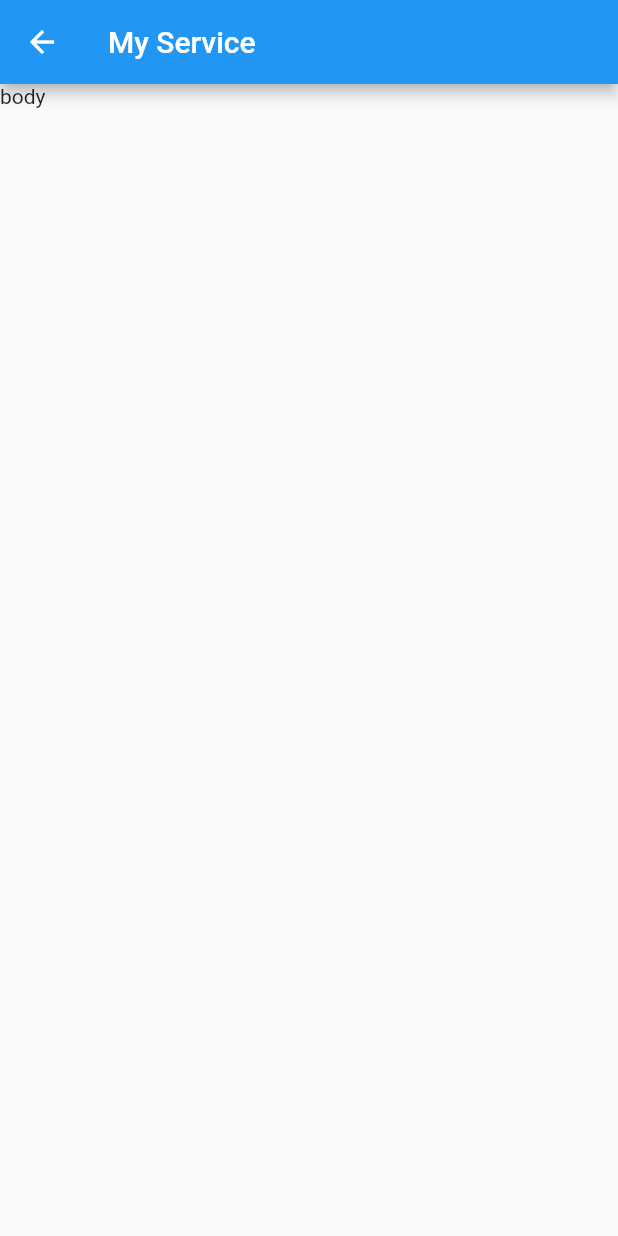
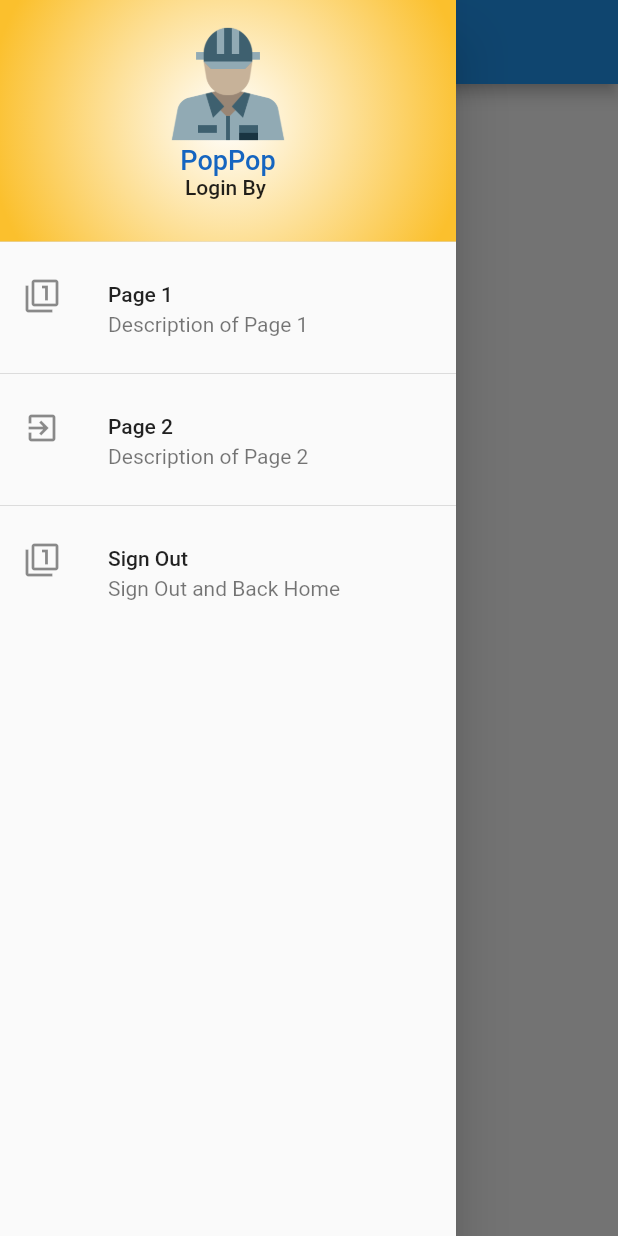
Before and after one commit to sarat999/Poppop, a Flutter app: the MyService screen opened directly, with the side drawer open (before the commit the screen has no drawer), on a phone screen of 412 x 824 dp. Run offline on Flutter 3.47's test engine with Material 2 defaults, Android fonts, the phone set to English and light mode, and no system bars; our stand-ins replace firebase_auth; accounts and stored records are empty.

Commit message:
Sign Out Success

```diff
--- a/lib/screens/my_service.dart
+++ b/lib/screens/my_service.dart
@@ -1,4 +1,6 @@
+import 'package:firebase_auth/firebase_auth.dart';
 import 'package:flutter/material.dart';
+import 'package:poppop/screens/home.dart';
 
 class MyService extends StatefulWidget {
   @override
@@ -6,12 +8,132 @@ class MyService extends StatefulWidget {
 }
 
 class _MyServiceState extends State<MyService> {
+  //Field
+  String login = '...';
+
+  //Method
+  @override
+  void initState() {
+    super.initState();
+    findDisplayName();
+  }
+
+  Widget menuPage1() {
+    return ListTile(
+      leading: Icon(Icons.filter_1),
+      title: Text('Page 1'),
+      subtitle: Text('Description of Page 1'),
+      onTap: () {
+        Navigator.of(context).pop();
+      },
+    );
+  }
+
+  Widget menuPage2() {
+    return ListTile(
+      leading: Icon(Icons.exit_to_app),
+      title: Text('Page 2'),
+      subtitle: Text('Description of Page 2'),
+      onTap: () {
+        Navigator.of(context).pop();
+      },
+    );
+  }
+
+  Widget menuSignOut() {
+    return ListTile(
+      leading: Icon(Icons.filter_1),
+      title: Text('Sign Out'),
+      subtitle: Text('Sign Out and Back Home'),
+      onTap: () {
+        Navigator.of(context).pop();
+        processSignOut();
+      },
+    );
+  }
+
+  Future<void> processSignOut() async {
+    FirebaseAuth firebaseAuth = FirebaseAuth.instance;
+    await firebaseAuth.signOut().then((resoponse) {
+      MaterialPageRoute materialPageRoute =
+          MaterialPageRoute(builder: (BuildContext context) {
+        return Home();
+      });
+      Navigator.of(context).pushAndRemoveUntil(materialPageRoute, (Route<dynamic> route){return false;});
+    });
+  }
+
+  Future<void> findDisplayName() async {
+    FirebaseAuth firebaseAuth = FirebaseAuth.instance;
+    FirebaseUser firebaseUser = await firebaseAuth.currentUser();
+    setState(() {
+      login = firebaseUser.displayName;
+    });
+    print('login = Slogin');
+  }
+
+  Widget showLogin() {
+    return Text('Login By $login');
+  }
+
+  Widget showAppName() {
+    return Text(
+      'PopPop',
+      style: TextStyle(
+        fontSize: 18.0,
+        color: Colors.blue.shade800,
+      ),
+    );
+  }
+
+  Widget showLogo() {
+    return Container(
+      height: 80.0,
+      child: Image.asset('images/logo.png'),
+    );
+  }
+
+  Widget showHead() {
+    return DrawerHeader(
+      decoration: BoxDecoration(
+        gradient: RadialGradient(
+          colors: [Colors.white, Colors.yellow.shade700],
+          radius: 1.0,
+        ),
+      ),
+      child: Column(
+        children: <Widget>[
+          showLogo(),
+          showAppName(),
+          showLogin(),
+        ],
+      ),
+    );
+  }
+
+  Widget showDrawer() {
+    return Drawer(
+      child: ListView(
+        children: <Widget>[
+          showHead(),
+          menuPage1(),
+          Divider(),
+          menuPage2(),
+          Divider(),
+          menuSignOut(),
+        ],
+      ),
+    );
+  }
+
   @override
   Widget build(BuildContext context) {
     return Scaffold(
       appBar: AppBar(
         title: Text('My Service'),
-      ),body: Text('body'),
+      ),
+      body: Text('body'),
+      drawer: showDrawer(),
     );
   }
 }
```
Also changed, not shown: lib/screens/home.dart (+23 -0 lines).
